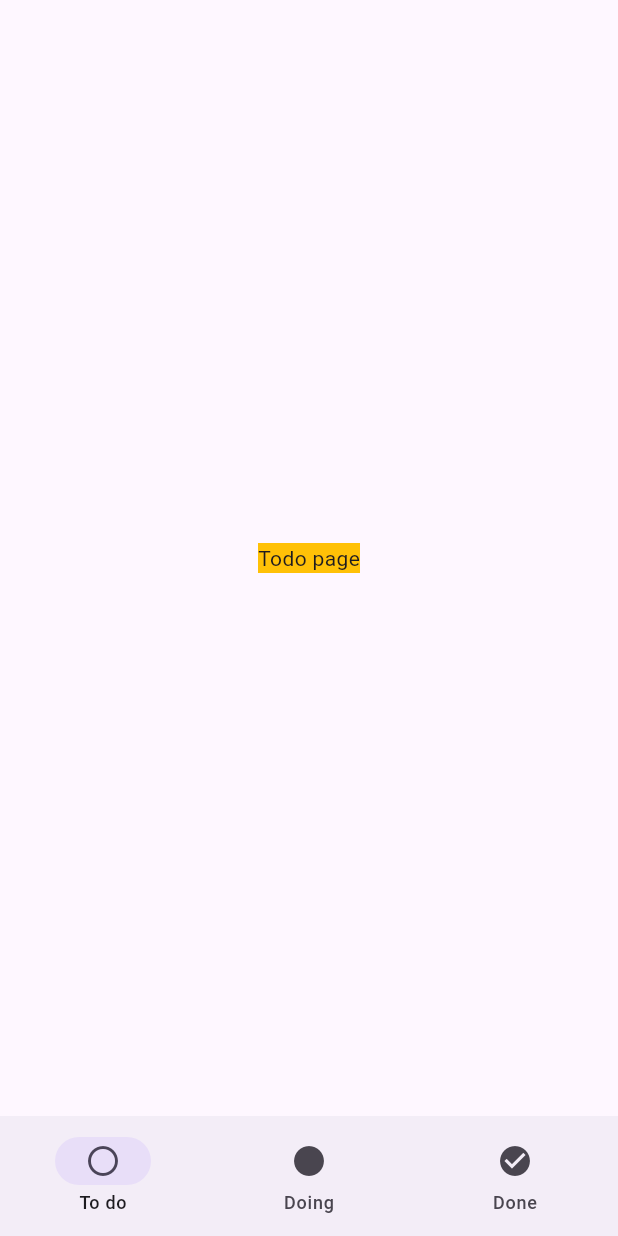
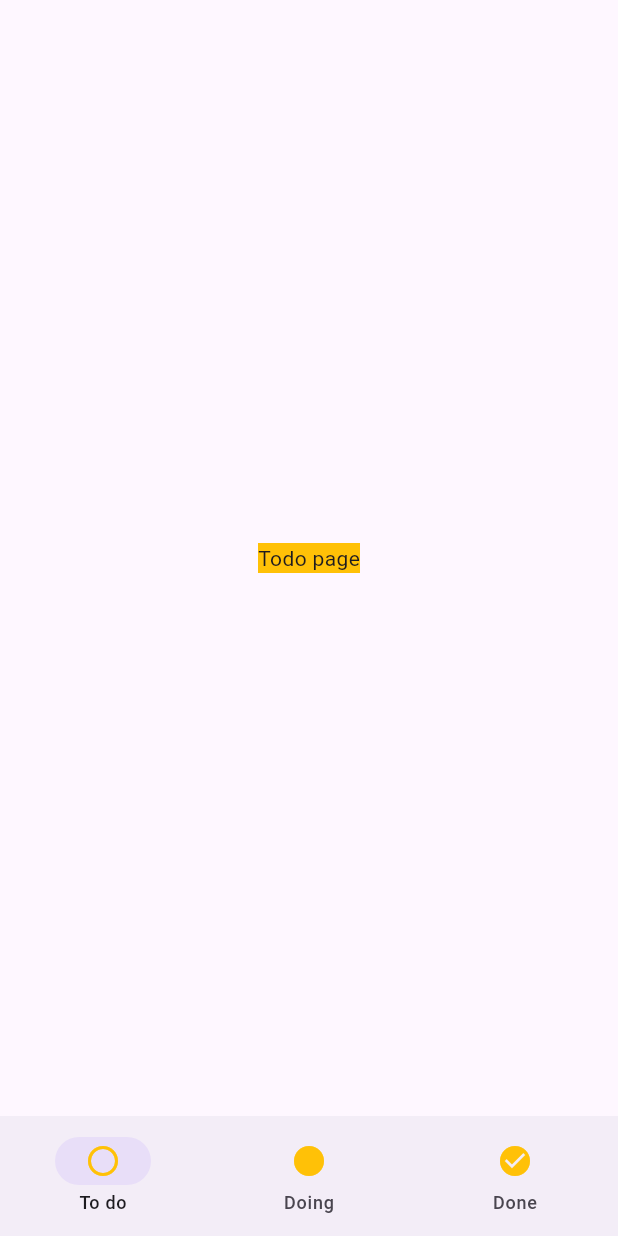
Before and after one commit to zoirovdev/todoa, a Flutter app: the screen it shows after launch, on a phone screen of 412 x 824 dp. Run offline on Flutter 3.47's test engine with Material 3 defaults, Android fonts, the phone set to English and light mode, and no system bars.

Commit message:
update navigation bar ui

```diff
--- a/lib/main.dart
+++ b/lib/main.dart
@@ -40,15 +40,15 @@ class _MyAppState extends State<MyApp> {
           },
           destinations: [
             NavigationDestination(
-              icon: Icon(Icons.circle_outlined),
+              icon: Icon(Icons.circle_outlined, color: Colors.amber),
               label: "To do",
             ),
             NavigationDestination(
-              icon: Icon(Icons.circle),
+              icon: Icon(Icons.circle, color: Colors.amber,),
               label: "Doing",
             ),
             NavigationDestination(
-              icon: Icon(Icons.check_circle),
+              icon: Icon(Icons.check_circle, color: Colors.amber,),
               label: "Done",
             )
           ],
```
